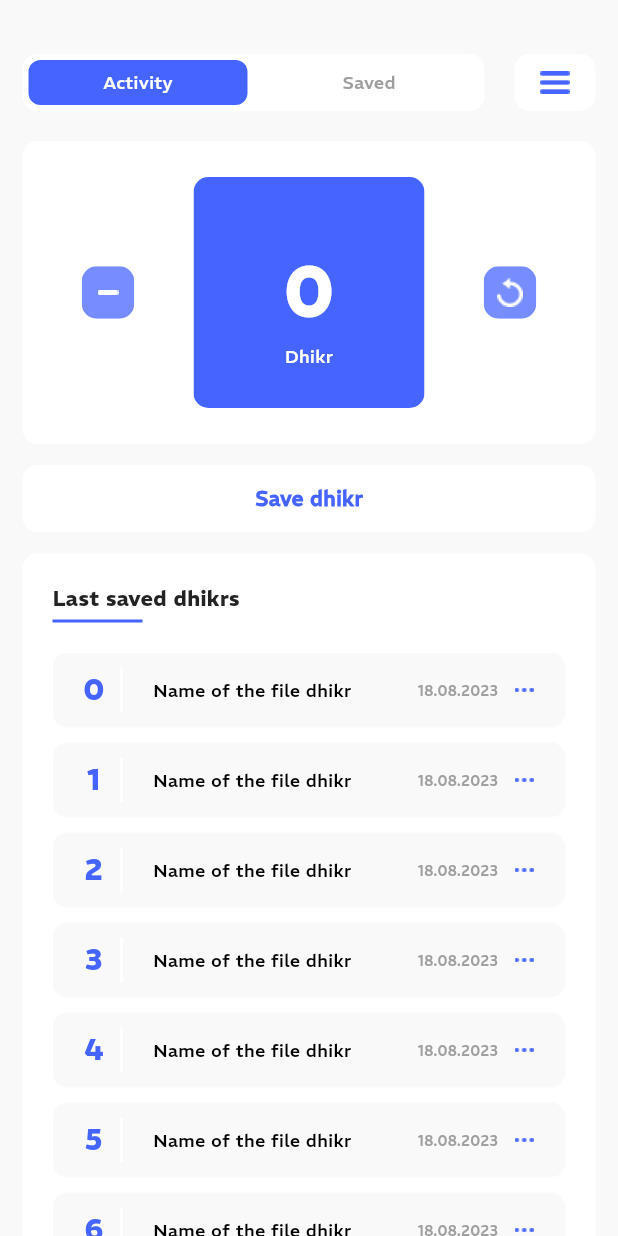
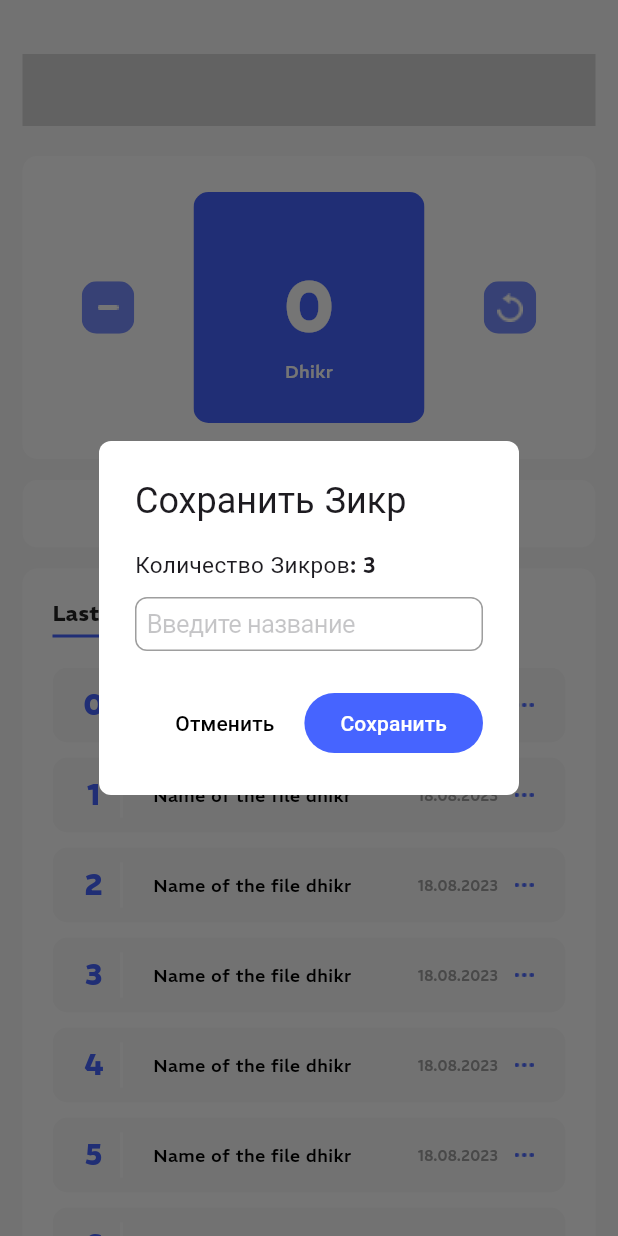
Before and after one commit to VbEmbler/tasbih_counter, a Flutter app: the screen it shows after launch, after a tap on "Save dhikr", on a phone screen of 412 x 824 dp. Run offline on Flutter 3.47's test engine with Material 2 defaults, Android fonts, the phone set to English and light mode, and no system bars; statements that could not run were skipped.

Commit message:
animated toggle_panel.dart. added AlertDialog for save and edit Dhikr

```diff
--- a/lib/pages/home/counter_panel.dart
+++ b/lib/pages/home/counter_panel.dart
@@ -3,7 +3,7 @@ import 'package:tasbih_counter/pages/home/save_button.dart';
 
 
 class CounterPanel extends StatefulWidget {
-  CounterPanel({Key? key}) : super(key: key);
+  const CounterPanel({Key? key}) : super(key: key);
 
   @override
   State<CounterPanel> createState() => _CounterPanelState();
@@ -71,7 +71,6 @@ class _CounterPanelState extends State<CounterPanel> {
                       width: 154,
                       height: 154,
                       child: Column(
-                        //mainAxisAlignment: MainAxisAlignment.center,
                         children: [
                           Padding(
                             padding: const EdgeInsets.only(top: 42),
--- a/lib/pages/home/home_page.dart
+++ b/lib/pages/home/home_page.dart
@@ -3,8 +3,21 @@ import 'package:tasbih_counter/pages/home/counter_panel.dart';
 import 'package:tasbih_counter/pages/home/saved_tasbih_panel.dart';
 import 'package:tasbih_counter/pages/home/toggle_panel.dart';
 
-class HomePage extends StatelessWidget {
+class HomePage extends StatefulWidget {
   const HomePage({Key? key}) : super(key: key);
+
+  @override
+  State<HomePage> createState() => _HomePageState();
+}
+
+class _HomePageState extends State<HomePage> {
+  bool isActivity = true;
+
+  void toggleActivity() {
+    setState(() {
+      isActivity = !isActivity;
+    });
+  }
 
   @override
   Widget build(BuildContext context) {
@@ -16,12 +29,17 @@ class HomePage extends StatelessWidget {
           padding: const EdgeInsets.only(left: 15, top: 36, right: 15),
           child: Column(
             children: [
-              const Padding(
-                padding: EdgeInsets.only(bottom: 20.0),
-                child: TogglePanel(),
+              Padding(
+                padding: const EdgeInsets.only(bottom: 20.0),
+                child: TogglePanel(isActivity, toggleActivity),
               ),
-              CounterPanel(),
-              const Padding(padding: EdgeInsets.only(bottom: 14.0)),
+              Visibility(
+                visible: isActivity,
+                child: const Padding(
+                  padding: EdgeInsets.only(bottom: 14.0),
+                  child: CounterPanel(),
+                ),
+              ),
               const SavedTasbihPanel(),
             ],
           ),
--- a/lib/pages/home/save_button.dart
+++ b/lib/pages/home/save_button.dart
@@ -1,4 +1,6 @@
+import 'package:flutter/cupertino.dart';
 import 'package:flutter/material.dart';
+import 'package:tasbih_counter/voids/show_alert_dhikr.dart';
 
 class SaveButton extends StatelessWidget {
   const SaveButton({Key? key}) : super(key: key);
@@ -10,7 +12,7 @@ class SaveButton extends StatelessWidget {
       child: Material(
         color: Colors.white,
         child: InkWell(
-          onTap: () {},
+          onTap: () => showAlertDhikr(context: context, isEdit: false),
           child: const SizedBox(
             height: 45,
             width: double.infinity,
--- a/lib/pages/home/saved_tasbih_row.dart
+++ b/lib/pages/home/saved_tasbih_row.dart
@@ -1,11 +1,12 @@
 import 'package:flutter/material.dart';
+import 'package:tasbih_counter/voids/show_alert_dhikr.dart';
 
 class SavedTasbihRow extends StatelessWidget {
   final int index;
   const SavedTasbihRow(
-      this.index, {
-        super.key,
-      });
+    this.index, {
+    super.key,
+  });
 
   @override
   Widget build(BuildContext context) {
@@ -60,7 +61,11 @@ class SavedTasbihRow extends StatelessWidget {
             child: Material(
               color: const Color(0xFFF9F9F9),
               child: InkWell(
-                onTap: () {},
+                onTap: () => showAlertDhikr(
+                  context: context,
+                  isEdit: true,
+                  title: 'Name of the file dhikr',
+                ),
                 child: SizedBox(
                   width: 35,
                   height: 35,
--- /dev/null
+++ b/lib/voids/show_alert_dhikr.dart
@@ -0,0 +1,78 @@
+import 'package:flutter/cupertino.dart';
+import 'package:flutter/material.dart';
+
+void showAlertDhikr({
+  required BuildContext context,
+  required bool isEdit,
+  String? title,
+}) {
+  showDialog(
+    context: context,
+    builder: (context) {
+      return AlertDialog(
+        backgroundColor: Colors.white,
+        shape: RoundedRectangleBorder(
+          borderRadius: BorderRadius.circular(8),
+        ),
+        title: isEdit
+            ? const Text('Редактировать Зикр')
+            : const Text('Сохранить Зикр'),
+        content: Column(
+          crossAxisAlignment: CrossAxisAlignment.start,
+          mainAxisSize: MainAxisSize.min,
+          children: [
+            const Text(
+              'Количество Зикров: 3',
+              style: TextStyle(
+                fontSize: 15,
+              ),
+            ),
+            const SizedBox(
+              height: 10,
+            ),
+            CupertinoTextField(
+              placeholder: title ?? 'Введите название',
+              decoration: BoxDecoration(
+                border: Border.all(color: Colors.grey),
+                borderRadius: BorderRadius.circular(8),
+              ),
+            ),
+          ],
+        ),
+        insetPadding: const EdgeInsets.all(2),
+        actions: [
+          Visibility(
+            visible: isEdit,
+            child: IconButton(
+              onPressed: () {
+                Navigator.pop(context);
+              },
+              icon: const Icon(
+                Icons.delete,
+                color: Colors.red,
+              ),
+            ),
+          ),
+          TextButton(
+            onPressed: () {
+              Navigator.pop(context);
+            },
+            child: const Text(
+              'Отменить',
+              style: TextStyle(color: Colors.black),
+            ),
+          ),
+          FilledButton(
+            style: ButtonStyle(
+              backgroundColor: MaterialStateProperty.all(
+                const Color(0xFF4664FF),
+              ),
+            ),
+            onPressed: () {},
+            child: const Text('Сохранить'),
+          )
+        ],
+      );
+    },
+  );
+}
```
